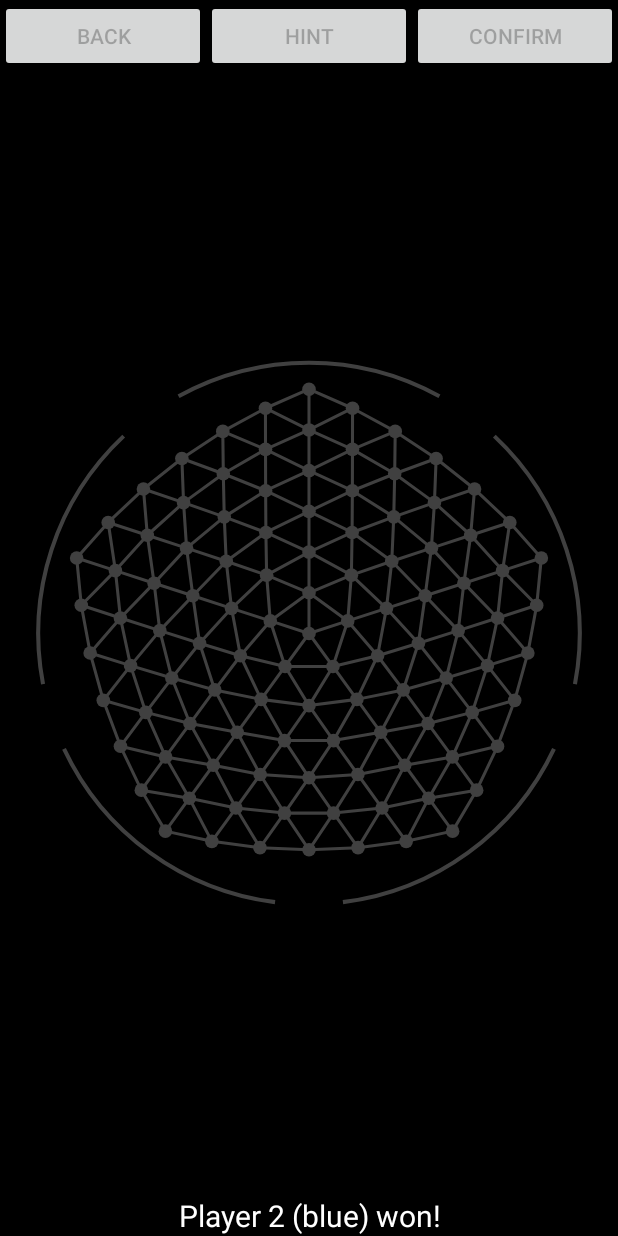
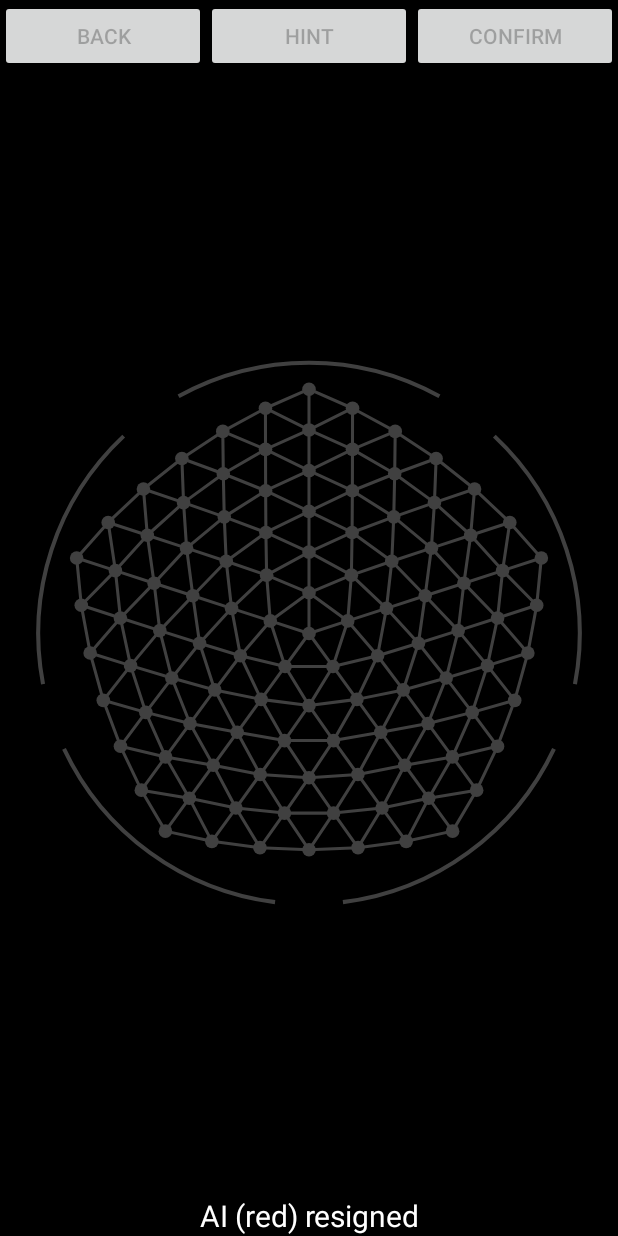
Before and after one commit to maksverver/AndroidPolyY, an Android app: the screen it shows after launch (GameActivity), after a tap on "RESIGN", on a phone screen of 412 x 824 dp. Run offline under Robolectric (Android 15) with nearby library versions, the phone set to English and light mode, and no system bars.

Commit message:
Improve status messages.

```diff
--- a/app/src/main/java/ch/verver/poly_y/GameActivity.java
+++ b/app/src/main/java/ch/verver/poly_y/GameActivity.java
@@ -47,18 +47,37 @@ public class GameActivity extends Activity {
     }
 
     private String getStatusText(GameState gameState) {
+        String p1 = getString(
+                aiPlayer == 0 ? R.string.game_status_name_player_1 :
+                        aiPlayer == 1 ? R.string.game_status_name_ai : R.string.game_status_name_player)
+                + " (" + getString(R.string.game_status_color_player_1) + ")";
+        String p2 = getString(
+                aiPlayer == 0 ? R.string.game_status_name_player_2 :
+                        aiPlayer == 2 ? R.string.game_status_name_ai : R.string.game_status_name_player)
+                + " (" + getString(R.string.game_status_color_player_2) + ")";
+
         switch (gameState.getNextPlayer()) {
             case 0:
-                // TODO: show different message if player resigned.
+                // Game is over
                 switch (gameState.getWinner()) {
-                    case 0: return getString(R.string.game_status_tied);
-                    case 1: return getString(R.string.game_status_player_1_won);
-                    case 2: return getString(R.string.game_status_player_2_won);
+                    case 0:
+                        return getString(R.string.game_status_tied);
+                    case 1:
+                        return gameState.isResigned() ?
+                            p2 + " " + getString(R.string.game_status_resigned) :
+                            p1 + " " + getString(R.string.game_status_won);
+                    case 2:
+                        return gameState.isResigned() ?
+                            p1 + " " + getString(R.string.game_status_resigned) :
+                            p2 + " " + getString(R.string.game_status_won);
                     default: return getString(R.string.game_status_game_over);
                 }
-            case 1: return getString(R.string.game_status_player_1_to_move);
-            case 2: return getString(R.string.game_status_player_2_to_move);
-            default: return getString(R.string.game_status_invalid_state);
+            case 1:
+                return p1 + " " + getString(R.string.game_status_to_move);
+            case 2:
+                return p2 + " " + getString(R.string.game_status_to_move);
+            default:
+                return getString(R.string.game_status_invalid_state);
         }
     }
 
--- a/app/src/main/res/values/strings.xml
+++ b/app/src/main/res/values/strings.xml
@@ -1,11 +1,16 @@
 <resources>
     <string name="app_name">Poly-Y</string>
     <string name="game_status_tied">It\'s a tie!</string>
-    <string name="game_status_player_1_won">Player 1 (red) won!</string>
-    <string name="game_status_player_2_won">Player 2 (blue) won!</string>
+    <string name="game_status_name_player">Player</string>
+    <string name="game_status_name_ai">AI</string>
+    <string name="game_status_name_player_1">Player 1</string>
+    <string name="game_status_name_player_2">Player 2</string>
+    <string name="game_status_color_player_1">red</string>
+    <string name="game_status_color_player_2">blue</string>
+    <string name="game_status_won">won!</string>
+    <string name="game_status_resigned">resigned</string>
+    <string name="game_status_to_move">to move</string>
     <string name="game_status_game_over">Game over (winner unknown)</string>
-    <string name="game_status_player_1_to_move">Player 1 (red) to move</string>
-    <string name="game_status_player_2_to_move">Player 2 (blue) to move</string>
     <string name="game_status_invalid_state">Invalid game state</string>
     <string name="game_button_resign">Resign</string>
     <string name="game_button_back">Back</string>
```
